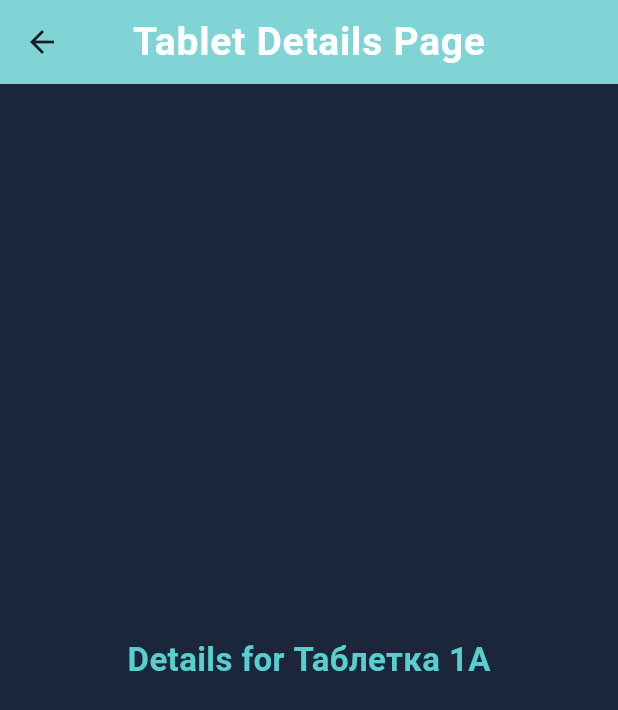
After one commit to tereshonkov/oxysense, a Flutter app: the screen it shows after launch, after a tap on an icon or button, on a phone screen of 412 x 824 dp. The commit adds this screen. Shown: the top 710 px of the screen. Run offline on Flutter 3.47's test engine with Material 3 defaults, Android fonts, the light colour scheme and no system bars.

Commit message:
feat: restructure app architecture with new routing and theming, remove deprecated widgets

```diff
--- /dev/null
+++ b/lib/app.dart
@@ -0,0 +1,15 @@
+import 'package:flutter/material.dart';
+import 'package:oxysense/routes/routes.dart';
+import 'package:oxysense/theme/theme.dart';
+
+class OxySenseApp extends StatelessWidget {
+  const OxySenseApp({super.key});
+  @override
+  Widget build(BuildContext context) {
+    return MaterialApp(
+      title: 'Flutter OxySense',
+      theme: themeDark,
+      routes: routes,
+    );
+  }
+}
--- /dev/null
+++ b/lib/features/tablet_item/tablet_item.dart
@@ -0,0 +1 @@
+export 'view/view.dart';
--- /dev/null
+++ b/lib/features/tablet_item/view/view.dart
@@ -0,0 +1 @@
+export 'package:oxysense/features/tablet_item/view/tablet_item.dart';
--- /dev/null
+++ b/lib/features/tablet_item_screen/tablet_item_screen.dart
@@ -0,0 +1 @@
+export 'view/view.dart';
--- /dev/null
+++ b/lib/features/tablet_item_screen/view/tablet_item_screen.dart
@@ -0,0 +1,32 @@
+import 'package:flutter/material.dart';
+
+class TabletItemScreen extends StatefulWidget {
+  const TabletItemScreen({super.key, required this.title});
+
+  final String title;
+
+  @override
+  State<TabletItemScreen> createState() => _TabletDetailsScreen();
+}
+
+class _TabletDetailsScreen extends State<TabletItemScreen> {
+  @override
+  Widget build(BuildContext context) {
+    final theme = Theme.of(context);
+    final String tabletName =
+        ModalRoute.of(context)!.settings.arguments as String;
+    return Scaffold(
+      appBar: AppBar(
+        backgroundColor: theme.colorScheme.inversePrimary,
+        centerTitle: true,
+        title: Text(widget.title, style: theme.textTheme.bodyLarge),
+      ),
+      body: Center(
+        child: Text(
+          'Details for $tabletName',
+          style: theme.textTheme.bodyMedium,
+        ),
+      ),
+    );
+  }
+}
--- /dev/null
+++ b/lib/features/tablet_item_screen/view/view.dart
@@ -0,0 +1 @@
+export 'package:oxysense/features/tablet_item/view/tablet_item.dart';
--- /dev/null
+++ b/lib/features/tablets_container/tablet_container.dart
@@ -0,0 +1 @@
+export 'view/view.dart';
--- /dev/null
+++ b/lib/features/tablets_container/view/view.dart
@@ -0,0 +1 @@
+export 'tablet_container.dart';
--- /dev/null
+++ b/lib/features/tablets_screen/tablet_screen.dart
@@ -0,0 +1 @@
+export 'view/view.dart';
--- /dev/null
+++ b/lib/features/tablets_screen/view/tablets_screen.dart
@@ -0,0 +1,28 @@
+import 'package:flutter/material.dart';
+import 'package:oxysense/features/tablets_screen/widgets/list_view_items.dart';
+
+class Tablets extends StatefulWidget {
+  const Tablets({super.key, required this.title});
+
+  final String title;
+
+  @override
+  State<Tablets> createState() => _TabletsState();
+}
+
+class _TabletsState extends State<Tablets> {
+  @override
+  Widget build(BuildContext context) {
+    final theme = Theme.of(context);
+    return Scaffold(
+      appBar: AppBar(
+        backgroundColor: theme.colorScheme.inversePrimary,
+        centerTitle: true,
+        title: Text(widget.title, style: theme.textTheme.bodyLarge),
+      ),
+      body: ListView(
+        children: childrenItems,
+      ),
+    );
+  }
+}
--- /dev/null
+++ b/lib/features/tablets_screen/view/view.dart
@@ -0,0 +1 @@
+export 'tablets_screen.dart';
--- /dev/null
+++ b/lib/features/tablets_screen/widgets/list_view_items.dart
@@ -0,0 +1,34 @@
+import 'package:flutter/material.dart';
+import 'package:oxysense/features/tablet_item/view/tablet_item.dart';
+import 'package:oxysense/features/tablets_container/view/tablet_container.dart';
+
+final childrenItems = [
+  TabletContainer(
+    title: 'Ранок 09:00',
+    children: List.generate(
+      3,
+      (i) => Column(children: [TabletItem(name: 'Таблетка ${i + 1}A')]),
+    ),
+  ),
+  TabletContainer(
+    title: 'Обід 12:00',
+    children: List.generate(
+      3,
+      (i) => Column(children: [TabletItem(name: 'Таблетка ${i + 1}A')]),
+    ),
+  ),
+  TabletContainer(
+    title: 'Вечеря 18:00',
+    children: List.generate(
+      3,
+      (i) => Column(children: [TabletItem(name: 'Таблетка ${i + 1}A')]),
+    ),
+  ),
+  TabletContainer(
+    title: 'Добові 20:00',
+    children: List.generate(
+      3,
+      (i) => Column(children: [TabletItem(name: 'Таблетка ${i + 1}A')]),
+    ),
+  ),
+];
--- /dev/null
+++ b/lib/routes/routes.dart
@@ -0,0 +1,7 @@
+import 'package:oxysense/features/tablet_item_screen/view/tablet_item_screen.dart';
+import 'package:oxysense/features/tablets_screen/view/tablets_screen.dart';
+
+final routes = {
+  '/': (context) => const Tablets(title: 'Tablets Page'),
+  '/details': (context) => const TabletItemScreen(title: 'Tablet Details Page'),
+};
--- /dev/null
+++ b/lib/theme/theme.dart
@@ -0,0 +1,20 @@
+import 'package:flutter/material.dart';
+
+final themeDark = ThemeData(
+  colorScheme: ColorScheme.fromSeed(seedColor: Color(0xFF59CECF)),
+  scaffoldBackgroundColor: const Color(0xFF1B263B),
+  useMaterial3: true,
+  textTheme: const TextTheme(
+    bodyLarge: TextStyle(
+      color: Colors.white,
+      fontWeight: FontWeight.bold,
+      fontSize: 26,
+    ),
+    bodyMedium: TextStyle(
+      color: Color(0xFF59CECF),
+      fontWeight: FontWeight.bold,
+      fontSize: 22,
+    ),
+    bodySmall: TextStyle(color: Colors.white54, fontSize: 16),
+  ),
+);
```
Also changed, not shown: lib/features/tablet_item/view/tablet_item.dart (renamed from lib/widgets/tablets_item.dart, +4 -4 lines), lib/features/tablets_container/view/tablet_container.dart (renamed from lib/widgets/tablets_wrapper.dart, +3 -6 lines), lib/main.dart (+1 -124 lines), 1 other file.
